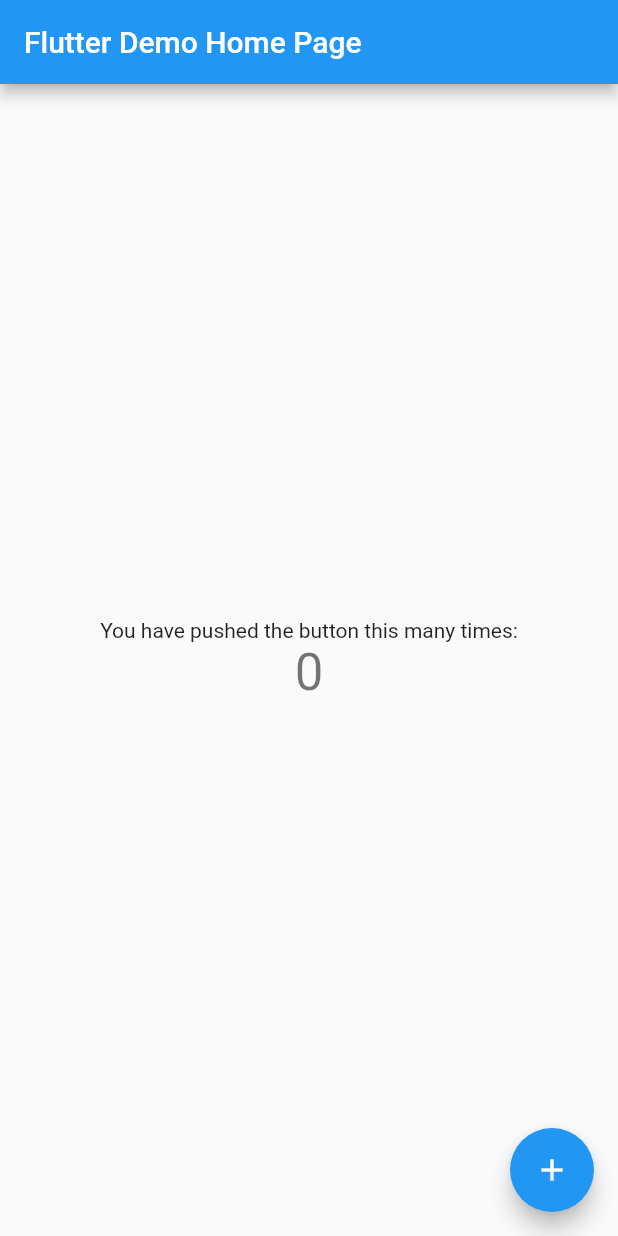
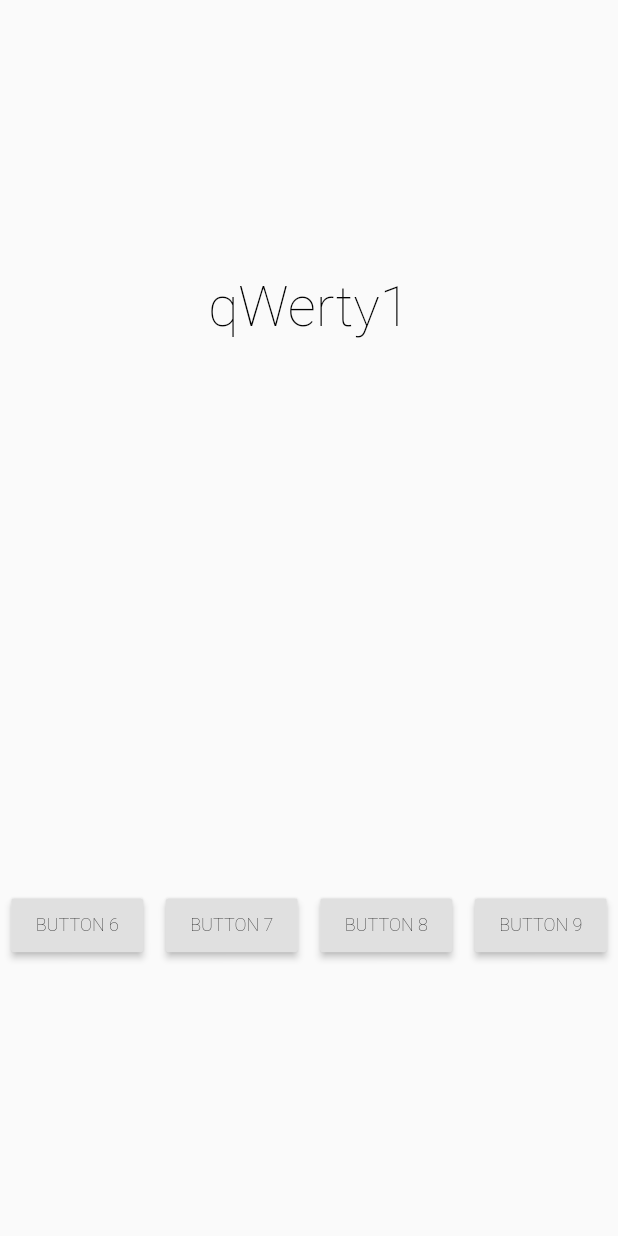
Before and after one commit to CristianH033/wanapo-game, a Flutter app: the screen it shows after launch, on a phone screen of 412 x 824 dp. Run offline on Flutter 3.47's test engine with Material 2 defaults, Android fonts, the phone set to English and light mode, and no system bars.

```diff
--- a/lib/main.dart
+++ b/lib/main.dart
@@ -1,111 +1,117 @@
 import 'package:flutter/material.dart';
 
-void main() => runApp(MyApp());
+void main() {
+  runApp(new MyApp());
+}
+class MyApp extends StatelessWidget {
 
-class MyApp extends StatelessWidget {
-  // This widget is the root of your application.
   @override
   Widget build(BuildContext context) {
-    return MaterialApp(
-      title: 'Flutter Demo',
-      theme: ThemeData(
-        // This is the theme of your application.
-        //
-        // Try running your application with "flutter run". You'll see the
-        // application has a blue toolbar. Then, without quitting the app, try
-        // changing the primarySwatch below to Colors.green and then invoke
-        // "hot reload" (press "r" in the console where you ran "flutter run",
-        // or simply save your changes to "hot reload" in a Flutter IDE).
-        // Notice that the counter didn't reset back to zero; the application
-        // is not restarted.
+    return new MaterialApp(
+      title: 'Generated App',
+      theme: new ThemeData(
         primarySwatch: Colors.blue,
+        primaryColor: const Color(0xFF2196f3),
+        accentColor: const Color(0xFF2196f3),
+        canvasColor: const Color(0xFFfafafa),
       ),
-      home: MyHomePage(title: 'Flutter Demo Home Page'),
+      home: new MyHomePage(),
     );
   }
 }
 
 class MyHomePage extends StatefulWidget {
-  MyHomePage({Key key, this.title}) : super(key: key);
-
-  // This widget is the home page of your application. It is stateful, meaning
-  // that it has a State object (defined below) that contains fields that affect
-  // how it looks.
-
-  // This class is the configuration for the state. It holds the values (in this
-  // case the title) provided by the parent (in this case the App widget) and
-  // used by the build method of the State. Fields in a Widget subclass are
-  // always marked "final".
-
-  final String title;
-
+  MyHomePage({Key key}) : super(key: key);
   @override
-  _MyHomePageState createState() => _MyHomePageState();
+  _MyHomePageState createState() => new _MyHomePageState();
 }
 
 class _MyHomePageState extends State<MyHomePage> {
-  int _counter = 0;
-
-  void _incrementCounter() {
-    setState(() {
-      // This call to setState tells the Flutter framework that something has
-      // changed in this State, which causes it to rerun the build method below
-      // so that the display can reflect the updated values. If we changed
-      // _counter without calling setState(), then the build method would not be
-      // called again, and so nothing would appear to happen.
-      _counter++;
-    });
-  }
-
     @override
     Widget build(BuildContext context) {
-    // This method is rerun every time setState is called, for instance as done
-    // by the _incrementCounter method above.
-    //
-    // The Flutter framework has been optimized to make rerunning build methods
-    // fast, so that you can just rebuild anything that needs updating rather
-    // than having to individually change instances of widgets.
-    return Scaffold(
-      appBar: AppBar(
-        // Here we take the value from the MyHomePage object that was created by
-        // the App.build method, and use it to set our appbar title.
-        title: Text(widget.title),
+      return new Scaffold(
+        body:
+          new Column(
+            mainAxisAlignment: MainAxisAlignment.spaceAround,
+            mainAxisSize: MainAxisSize.max,
+            crossAxisAlignment: CrossAxisAlignment.center,
+            children: <Widget>[
+              new Row(
+                mainAxisAlignment: MainAxisAlignment.center,
+                mainAxisSize: MainAxisSize.max,
+                crossAxisAlignment: CrossAxisAlignment.center,
+                children: <Widget>[
+                  new Text(
+                  "qWerty1",
+                    style: new TextStyle(fontSize:37.0,
+                    color: const Color(0xFF000000),
+                    fontWeight: FontWeight.w200,
+                    fontFamily: "Roboto"),
+                  )
+                ]
+
               ),
-      body: Center(
-        // Center is a layout widget. It takes a single child and positions it
-        // in the middle of the parent.
-        child: Column(
-          // Column is also layout widget. It takes a list of children and
-          // arranges them vertically. By default, it sizes itself to fit its
-          // children horizontally, and tries to be as tall as its parent.
-          //
-          // Invoke "debug painting" (press "p" in the console, choose the
-          // "Toggle Debug Paint" action from the Flutter Inspector in Android
-          // Studio, or the "Toggle Debug Paint" command in Visual Studio Code)
-          // to see the wireframe for each widget.
-          //
-          // Column has various properties to control how it sizes itself and
-          // how it positions its children. Here we use mainAxisAlignment to
-          // center the children vertically; the main axis here is the vertical
-          // axis because Columns are vertical (the cross axis would be
-          // horizontal).
-          mainAxisAlignment: MainAxisAlignment.center,
+
+              new Row(
+                mainAxisAlignment: MainAxisAlignment.spaceAround,
+                mainAxisSize: MainAxisSize.max,
+                crossAxisAlignment: CrossAxisAlignment.center,
                 children: <Widget>[
-            Text(
-              'You have pushed the button this many times:',
+                  new RaisedButton(key:null, onPressed:buttonPressed,
+                    color: const Color(0xFFe0e0e0),
+                    child:
+                      new Text(
+                      "BUTTON 6",
+                        style: new TextStyle(fontSize:12.0,
+                        color: const Color(0xFF000000),
+                        fontWeight: FontWeight.w200,
+                        fontFamily: "Roboto"),
+                      )
                     ),
-            Text(
-              '$_counter',
-              style: Theme.of(context).textTheme.display1,
+
+                  new RaisedButton(key:null, onPressed:buttonPressed,
+                    color: const Color(0xFFe0e0e0),
+                    child:
+                      new Text(
+                      "BUTTON 7",
+                        style: new TextStyle(fontSize:12.0,
+                        color: const Color(0xFF000000),
+                        fontWeight: FontWeight.w200,
+                        fontFamily: "Roboto"),
+                      )
                     ),
-          ],
+
+                  new RaisedButton(key:null, onPressed:buttonPressed,
+                    color: const Color(0xFFe0e0e0),
+                    child:
+                      new Text(
+                      "BUTTON 8",
+                        style: new TextStyle(fontSize:12.0,
+                        color: const Color(0xFF000000),
+                        fontWeight: FontWeight.w200,
+                        fontFamily: "Roboto"),
+                      )
                     ),
+
+                  new RaisedButton(key:null, onPressed:buttonPressed,
+                    color: const Color(0xFFe0e0e0),
+                    child:
+                      new Text(
+                      "BUTTON 9",
+                        style: new TextStyle(fontSize:12.0,
+                        color: const Color(0xFF000000),
+                        fontWeight: FontWeight.w200,
+                        fontFamily: "Roboto"),
+                      )
+                    )
+                ]
+
+              )
+            ]
+
           ),
-      floatingActionButton: FloatingActionButton(
-        onPressed: _incrementCounter,
-        tooltip: 'Increment',
-        child: Icon(Icons.add),
-      ), // This trailing comma makes auto-formatting nicer for build methods.
+
       );
     }
+    void buttonPressed(){}
 }
```
Also changed, not shown: pubspec.lock, 3 other files. Lines whose indentation alone changed are shown as unchanged.
